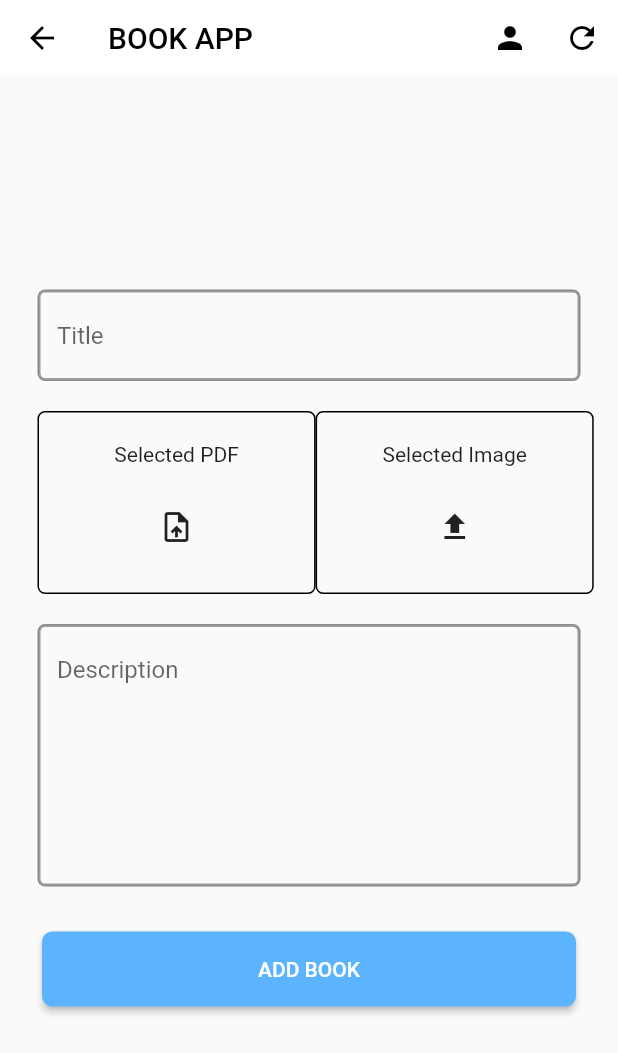
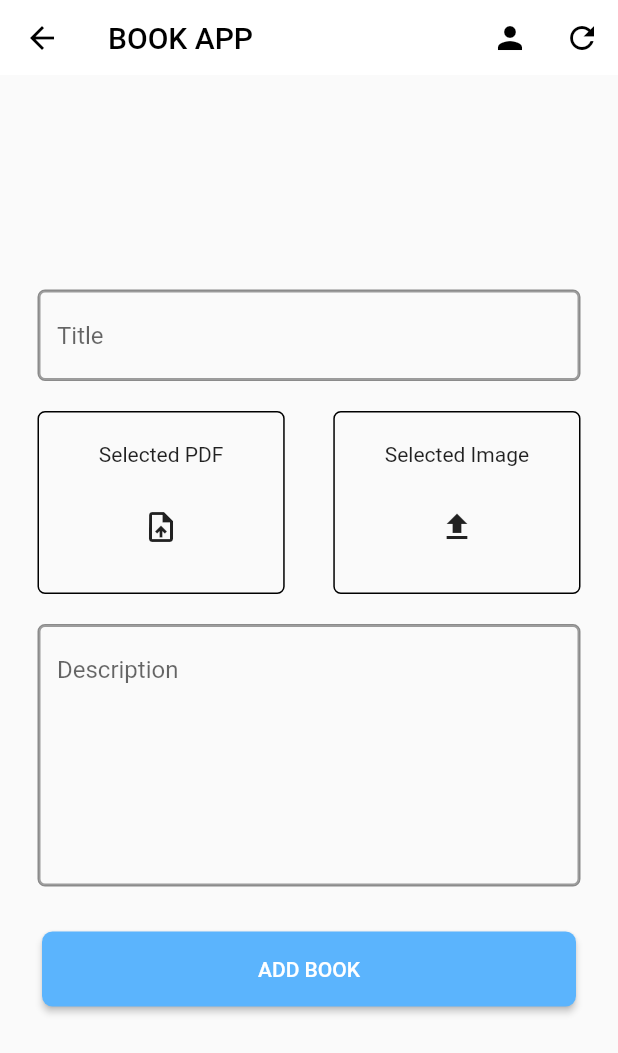
Before and after one commit to nigussolomon/book_app, a Flutter app: the AddBook screen opened by its route, after a tap on the "refresh" icon, on a phone screen of 412 x 824 dp. Shown: the top 1053 px of the screen. Run offline on Flutter 3.47's test engine with Material 2 defaults, Android fonts, the phone set to English and light mode, and no system bars; our stand-ins replace bloc, dot_navigation_bar, equatable, file_picker, firebase_auth, firebase_core and 6 more; missing offline and left inert: flutter_pdfview; accounts and stored records are empty; network calls fail.

Commit message:
fixed more breaks and bugs

```diff
--- a/lib/bloc/book_bloc.dart
+++ b/lib/bloc/book_bloc.dart
@@ -15,8 +15,7 @@ class BookBloc extends Bloc<BookEvent, BookState> {
         final bookapi = await Service.fetchBooks();
         emit(BookSuccess(book: bookapi));
       } catch (e) {
-        print(e);
-        emit(BookFailed());
+        emit(BookFailed(msg: "NO BOOKS FOUND"));
       }
     });
   }
--- a/lib/bloc/book_state.dart
+++ b/lib/bloc/book_state.dart
@@ -17,6 +17,10 @@ class BookSuccess extends BookState {
   const BookSuccess({required this.book});
 }
 
-class BookFailed extends BookState {}
+class BookFailed extends BookState {
+  final String msg;
+
+  const BookFailed({required this.msg});
+}
 
 class BookEmpty extends BookState {}
--- a/lib/bloc/download_bloc.dart
+++ b/lib/bloc/download_bloc.dart
@@ -78,6 +78,7 @@ class DownloadBloc extends Bloc<DownloadEvent, DownloadState> {
           history.add(element);
         }
       }
+      print(history);
       emit(DownloadSuccess(downloaded: true, path: '', history: history));
     });
   }
--- a/lib/bloc/favorites_bloc.dart
+++ b/lib/bloc/favorites_bloc.dart
@@ -14,7 +14,7 @@ class FavoritesBloc extends Bloc<FavoritesEvent, FavoritesState> {
     on<FavoritesFetchEvent>((event, emit) async {
       emit(FavoritesLoading());
       try {
-        final activity = await Service.fetchBooks();
+        final activity = await Service.favoriteBooks();
         emit(FavoritesSuccess(favorite: activity));
       } catch (e) {
         emit(FavoritesFailed());
--- a/lib/components/item_card.dart
+++ b/lib/components/item_card.dart
@@ -45,7 +45,7 @@ class ItemCard extends StatelessWidget {
                       height: 100,
                       child: Column(
                         crossAxisAlignment: CrossAxisAlignment.start,
-                        mainAxisAlignment: MainAxisAlignment.spaceBetween,
+                        // mainAxisAlignment: MainAxisAlignment.spaceBetween,
                         children: [
                           Text(
                             items[index]!.bookName,
@@ -59,12 +59,12 @@ class ItemCard extends StatelessWidget {
                           ),
                           Text(
                             items[index]!.authorName,
+                            overflow: TextOverflow.ellipsis,
+                            softWrap: true,
                             style: const TextStyle(
                               fontSize: 14,
                               color: Colors.blueAccent,
                               fontWeight: FontWeight.w500,
-                              decoration: TextDecoration.underline,
-                              decorationStyle: TextDecorationStyle.solid,
                             ),
                           ),
                           Text(
--- a/lib/main.dart
+++ b/lib/main.dart
@@ -28,7 +28,7 @@ void main() {
 class MyApp extends StatelessWidget {
   const MyApp({super.key});
 
-  get book => null;
+  // get book => null;
 
   // This widget is the root of your application.
   @override
@@ -84,7 +84,7 @@ class _HomeState extends State<Home> {
     super.initState();
     Future.delayed(const Duration(seconds: 1)).then((value) {
       Navigator.of(context).pushReplacement(CupertinoPageRoute(
-        builder: (BuildContext context) => HomePage(),
+        builder: (BuildContext context) => const AuthCheck(),
       ));
     });
   }
--- a/lib/pages/Home.dart
+++ b/lib/pages/Home.dart
@@ -102,7 +102,7 @@ class HomePage extends StatelessWidget {
               ),
             );
           } else if (state is BookFailed) {
-            return const Center(child: Text("failed to fetch books"));
+            return Center(child: Text(state.msg));
           }
           return Container();
         },
@@ -212,7 +212,7 @@ Widget searchText(
       suffixIcon: const Icon(Icons.search_outlined, color: Colors.blue),
     ),
     onTap: () {
-      Navigator.popAndPushNamed(context, "/searcResult");
+      Navigator.pushNamed(context, "/searcResult");
     },
   );
 }
--- a/lib/pages/add_book.dart
+++ b/lib/pages/add_book.dart
@@ -51,7 +51,7 @@ class _AddBookState extends State<AddBook> {
               mainAxisAlignment: MainAxisAlignment.spaceBetween,
               children: [
                 Container(
-                  width: MediaQuery.of(context).size.width * .45,
+                  width: MediaQuery.of(context).size.width * .4,
                   padding: const EdgeInsets.all(20),
                   decoration: BoxDecoration(
                       border: Border.all(color: Colors.black),
@@ -84,7 +84,7 @@ class _AddBookState extends State<AddBook> {
                 ),
                 Container(
                   padding: const EdgeInsets.all(20),
-                  width: MediaQuery.of(context).size.width * .45,
+                  width: MediaQuery.of(context).size.width * .4,
                   decoration: BoxDecoration(
                       border: Border.all(color: Colors.black),
                       borderRadius:
@@ -141,6 +141,7 @@ class _AddBookState extends State<AddBook> {
                 padding: const EdgeInsets.fromLTRB(3, 10, 3, 10),
                 child: ElevatedButton(
                   onPressed: () {
+                    print("object");
                     Service.uploadbook(
                       result!.files[0].path,
                       note.text,
--- a/lib/utils/errors/errors.dart
+++ b/lib/utils/errors/errors.dart
@@ -1,6 +1,8 @@
 class NoBooksException implements Exception {
   String message;
   NoBooksException(this.message);
+
+  get msg => message;
 }
 
 class FailedToLoadBooksError implements Exception {
```
Also changed, not shown: lib/data/Api_service.dart (+16 -4 lines), lib/pages/download_history.dart (+7 -6 lines), lib/pages/favorites_page.dart (+7 -2 lines), lib/pages/search_page.dart (+2 -5 lines).
